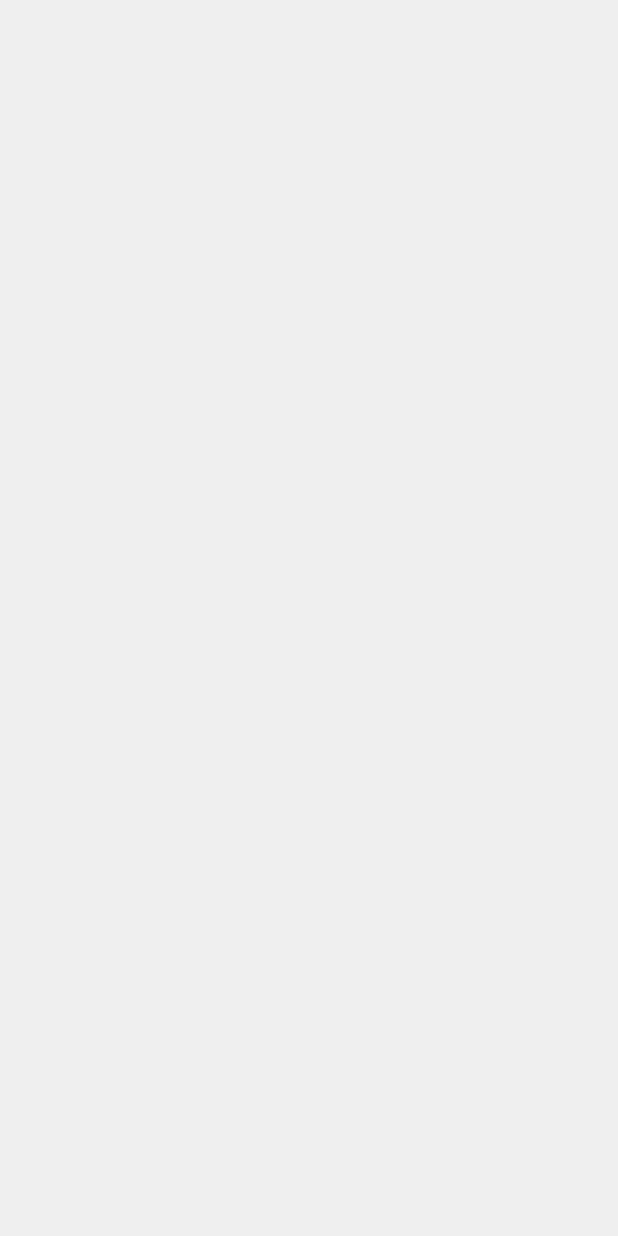
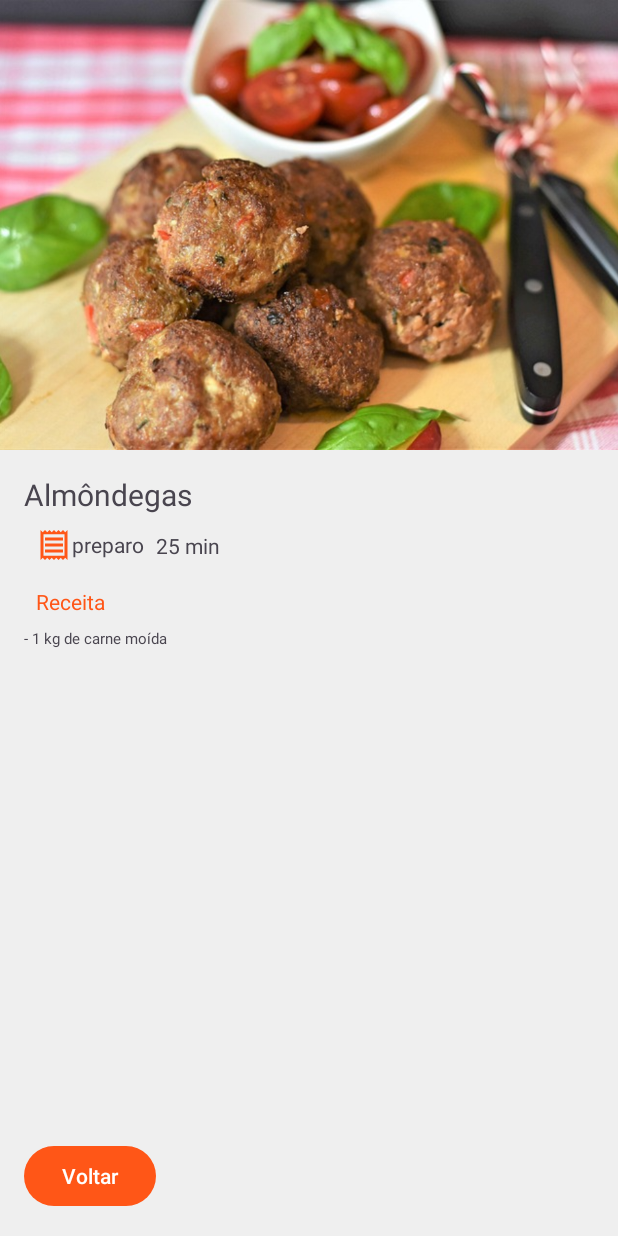
Before and after one commit to ANDERSONROCHA81/Receitas_da_Vo, an Android app: the DetalhesActivity screen opened directly, with no data from a screen before it, on a phone screen of 412 x 824 dp. Before the commit the screen is empty. Run offline under Robolectric (Android 15) with nearby library versions, the phone set to English and light mode, and no system bars.

Commit message:
Implementação da classe DetalhesActivity

```diff
--- a/app/src/main/java/com/andersonrocha/receitasdavo/DetalhesActivity.kt
+++ b/app/src/main/java/com/andersonrocha/receitasdavo/DetalhesActivity.kt
@@ -1,12 +1,26 @@
 package com.andersonrocha.receitasdavo
 
+import android.os.Build
 import android.os.Bundle
+import android.widget.Button
+import android.widget.ImageView
+import android.widget.TextView
 import androidx.activity.enableEdgeToEdge
+import androidx.annotation.RequiresApi
 import androidx.appcompat.app.AppCompatActivity
+import androidx.core.content.ContextCompat
 import androidx.core.view.ViewCompat
 import androidx.core.view.WindowInsetsCompat
 
 class DetalhesActivity : AppCompatActivity() {
+
+    private lateinit var imgDetalhe: ImageView
+    private lateinit var textTituloDetalhe: TextView
+    private lateinit var textTempoDetalhe: TextView
+    private lateinit var textReceitaDetalhe: TextView
+    private lateinit var btnVoltar: Button
+
+    @RequiresApi(Build.VERSION_CODES.TIRAMISU)
     override fun onCreate(savedInstanceState: Bundle?) {
         super.onCreate(savedInstanceState)
         enableEdgeToEdge()
@@ -16,5 +30,37 @@ class DetalhesActivity : AppCompatActivity() {
             v.setPadding(systemBars.left, systemBars.top, systemBars.right, systemBars.bottom)
             insets
         }
+
+        imgDetalhe = findViewById(R.id.img_detalhe)
+        textTituloDetalhe = findViewById(R.id.text_titulo_detalhe)
+        textTempoDetalhe = findViewById(R.id.text_tempo_detalhe)
+        textReceitaDetalhe = findViewById(R.id.text_receita_detalhe)
+        btnVoltar = findViewById(R.id.btn_voltar)
+
+        btnVoltar.setOnClickListener {
+            finish()
+        }
+
+        val bundle = intent.extras
+        if (bundle != null){
+            val receita = bundle.getParcelable("receita", Receita::class.java)
+
+            if (receita != null){
+                imgDetalhe.setImageDrawable(ContextCompat.getDrawable(this, receita.resIdImagem))
+
+                textTituloDetalhe.text = receita.titulo
+                textTempoDetalhe.text = receita.tempo
+
+                val listaIngredientes = receita.ingredientes
+
+                var textoIngredientes = ""
+                for (ingrediente in listaIngredientes){
+                    textoIngredientes += "+ $ingrediente \n"
+                }
+
+                textReceitaDetalhe.text = textoIngredientes
+            }
+        }
+
     }
 }
--- a/app/src/main/java/com/andersonrocha/receitasdavo/MainActivity.kt
+++ b/app/src/main/java/com/andersonrocha/receitasdavo/MainActivity.kt
@@ -27,10 +27,14 @@ class MainActivity : AppCompatActivity() {
         rvReceitas = findViewById(R.id.rv_receitas)
 
         val lista = listOf(
-            Receita("Almôndegas", "25 min", R.drawable.almondegas),
-            Receita("Bobó de camarão", "45 min", R.drawable.bobo_de_camarao),
-            Receita("Bolo de carne", "30 min", R.drawable.bolo_de_carne),
-            Receita("Panqueca de carne moída", "15 min", R.drawable.panquecas),
+            Receita("Almôndegas", "25 min", R.drawable.almondegas,
+                listOf("1KG de Carne moída", "Cebola", "Alho", "Orégano")),
+            Receita("Bobó de camarão", "45 min", R.drawable.bobo_de_camarao,
+                listOf("2KG de camarão", "Tomate", "1l de creme de leite", "Cheiro verde")),
+            Receita("Bolo de carne", "30 min", R.drawable.bolo_de_carne,
+                listOf("2KG de carne moída", "1KG de farinha de trigo", "Cebola", "Alho")),
+            Receita("Panqueca de carne moída", "15 min", R.drawable.panquecas,
+                listOf("#1KG de carne moída", "1KG de farinha de trigo", "Molho de tomate", "Alho")),
         )
 
         //Adapter
--- a/app/src/main/java/com/andersonrocha/receitasdavo/Receita.kt
+++ b/app/src/main/java/com/andersonrocha/receitasdavo/Receita.kt
@@ -8,7 +8,8 @@ import java.io.Serializable
 data class Receita(
     val titulo: String,
     val tempo: String,
-    val resIdImagem: Int
+    val resIdImagem: Int,
+    val ingredientes: List<String>
 ) : Parcelable
 
 //data class Receita(
--- a/app/src/main/res/layout/activity_detalhes.xml
+++ b/app/src/main/res/layout/activity_detalhes.xml
@@ -7,4 +7,81 @@
     android:layout_height="match_parent"
     tools:context=".DetalhesActivity">
 
+    <ImageView
+        android:id="@+id/img_detalhe"
+        android:layout_width="0dp"
+        android:layout_height="300dp"
+        android:scaleType="centerCrop"
+        app:layout_constraintEnd_toEndOf="parent"
+        app:layout_constraintHorizontal_bias="0.5"
+        app:layout_constraintStart_toStartOf="parent"
+        app:layout_constraintTop_toTopOf="parent"
+        app:srcCompat="@drawable/almondegas" />
+
+    <TextView
+        android:id="@+id/text_titulo_detalhe"
+        android:layout_width="wrap_content"
+        android:layout_height="wrap_content"
+        android:layout_marginStart="16dp"
+        android:layout_marginTop="16dp"
+        android:text="Almôndegas"
+        android:textSize="20sp"
+        app:layout_constraintStart_toStartOf="parent"
+        app:layout_constraintTop_toBottomOf="@+id/img_detalhe" />
+
+    <TextView
+        android:id="@+id/textView6"
+        android:layout_width="wrap_content"
+        android:layout_height="wrap_content"
+        android:layout_marginStart="8dp"
+        android:layout_marginTop="8dp"
+        android:gravity="center_vertical"
+        android:text="preparo"
+        app:drawableLeftCompat="@drawable/ic_receita"
+        app:layout_constraintStart_toStartOf="@+id/text_titulo_detalhe"
+        app:layout_constraintTop_toBottomOf="@+id/text_titulo_detalhe" />
+
+    <TextView
+        android:id="@+id/text_tempo_detalhe"
+        android:layout_width="wrap_content"
+        android:layout_height="wrap_content"
+        android:layout_marginStart="8dp"
+        android:text="25 min"
+        app:layout_constraintBottom_toBottomOf="@+id/textView6"
+        app:layout_constraintStart_toEndOf="@+id/textView6"
+        app:layout_constraintTop_toTopOf="@+id/textView6" />
+
+    <TextView
+        android:id="@+id/textView8"
+        android:layout_width="wrap_content"
+        android:layout_height="wrap_content"
+        android:layout_marginTop="16dp"
+        android:text="Receita"
+        android:textColor="@color/primaria"
+        app:layout_constraintStart_toStartOf="@+id/textView6"
+        app:layout_constraintTop_toBottomOf="@+id/textView6" />
+
+    <TextView
+        android:id="@+id/text_receita_detalhe"
+        android:layout_width="0dp"
+        android:layout_height="wrap_content"
+        android:layout_marginStart="16dp"
+        android:layout_marginTop="8dp"
+        android:layout_marginEnd="16dp"
+        android:text="- 1 kg de carne moída"
+        android:textSize="10sp"
+        app:layout_constraintEnd_toEndOf="parent"
+        app:layout_constraintHorizontal_bias="0.5"
+        app:layout_constraintStart_toStartOf="parent"
+        app:layout_constraintTop_toBottomOf="@+id/textView8" />
+
+    <Button
+        android:id="@+id/btn_voltar"
+        android:layout_width="wrap_content"
+        android:layout_height="wrap_content"
+        android:layout_marginStart="16dp"
+        android:layout_marginBottom="16dp"
+        android:text="Voltar"
+        app:layout_constraintBottom_toBottomOf="parent"
+        app:layout_constraintStart_toStartOf="parent" />
 </androidx.constraintlayout.widget.ConstraintLayout>
```
